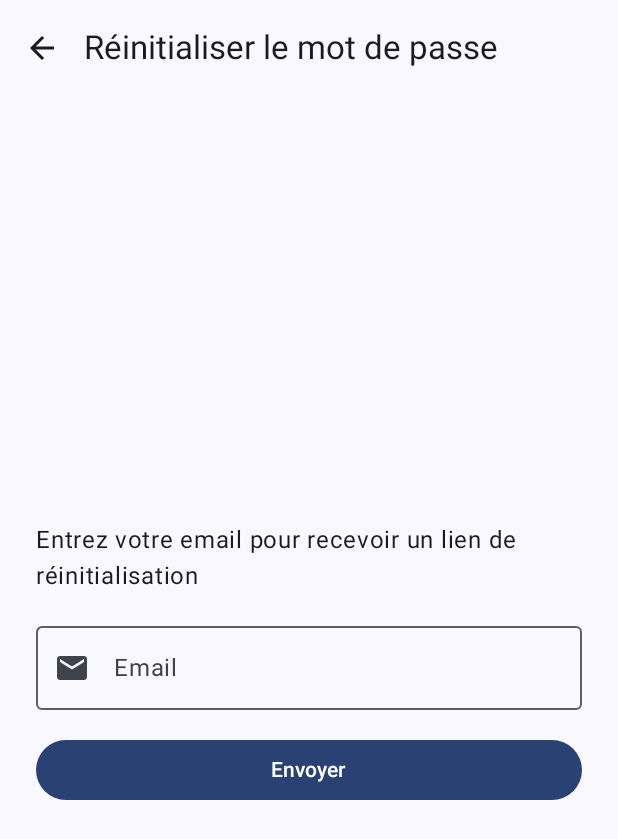
After one commit to ranya230/Binovation, an Android app built with Jetpack Compose: the ResetPasswordScreen screen opened through its navigation route, on a phone screen of 412 x 824 dp. The commit adds this screen. Shown: the top 839 px of the screen. Run offline under Robolectric (Android 15) with nearby library versions, the phone set to English and light mode, and no system bars; our stand-ins replace Firebase (no records; nobody signed in at launch, a user with empty details on screens opened directly).

Commit message:
Initial commit – Page Login avec connexion Firebase & mdp oublié

```diff
--- a/app/src/main/java/fr/isen/amara/isensmartcompanion/MainActivity.kt
+++ b/app/src/main/java/fr/isen/amara/isensmartcompanion/MainActivity.kt
@@ -10,6 +10,7 @@ import androidx.navigation.compose.composable
 import androidx.navigation.compose.rememberNavController
 import fr.isen.amara.isensmartcompanion.screens.LoginScreen
 import fr.isen.amara.isensmartcompanion.screens.RegisterScreen
+import fr.isen.amara.isensmartcompanion.screens.ResetPasswordScreen
 import fr.isen.amara.isensmartcompanion.ui.theme.ISENSmartCompanionTheme
 
 class MainActivity : ComponentActivity() {
@@ -27,8 +28,10 @@ class MainActivity : ComponentActivity() {
                         composable("register") {
                             RegisterScreen(navController)
                         }
+                        composable("reset_password") {
+                            ResetPasswordScreen(navController)
+                        }
                         composable("home") {
-                            // Page d'accueil (à créer selon ton app)
                             Surface {
                                 androidx.compose.material3.Text("Bienvenue ! (Home screen)")
                             }
--- a/app/src/main/java/fr/isen/amara/isensmartcompanion/screens/LoginScreen.kt
+++ b/app/src/main/java/fr/isen/amara/isensmartcompanion/screens/LoginScreen.kt
@@ -3,7 +3,6 @@ package fr.isen.amara.isensmartcompanion.screens
 import androidx.compose.foundation.Image
 import androidx.compose.foundation.layout.*
 import androidx.compose.material.icons.Icons
-import androidx.compose.material.icons.filled.ArrowBack
 import androidx.compose.material.icons.filled.Email
 import androidx.compose.material.icons.filled.Lock
 import androidx.compose.material3.*
@@ -71,7 +70,8 @@ fun LoginScreen(navController: NavController) {
 
             Spacer(modifier = Modifier.height(16.dp))
 
-            Button(onClick = {
+            Button(
+                onClick = {
                     coroutineScope.launch {
                         try {
                             FirebaseAuth.getInstance()
@@ -85,11 +85,17 @@ fun LoginScreen(navController: NavController) {
                             snackbarHostState.showSnackbar(" ${e.localizedMessage ?: "Erreur de connexion"}")
                         }
                     }
-            }, modifier = Modifier.fillMaxWidth()) {
+                },
+                modifier = Modifier.fillMaxWidth()
+            ) {
                 Text("Se connecter")
             }
 
             Spacer(modifier = Modifier.height(8.dp))
+
+            TextButton(onClick = { navController.navigate("reset_password") }) {
+                Text("Mot de passe oublié ?")
+            }
 
             TextButton(onClick = { navController.navigate("register") }) {
                 Text("Pas de compte ? Créer un compte")
--- /dev/null
+++ b/app/src/main/java/fr/isen/amara/isensmartcompanion/screens/ResetPasswordScreen.kt
@@ -0,0 +1,77 @@
+package fr.isen.amara.isensmartcompanion.screens
+
+import androidx.compose.foundation.layout.*
+import androidx.compose.material.icons.Icons
+import androidx.compose.material.icons.filled.ArrowBack
+import androidx.compose.material.icons.filled.Email
+import androidx.compose.material3.*
+import androidx.compose.runtime.*
+import androidx.compose.ui.Alignment
+import androidx.compose.ui.Modifier
+import androidx.compose.ui.unit.dp
+import androidx.navigation.NavController
+import com.google.firebase.auth.FirebaseAuth
+import kotlinx.coroutines.launch
+
+@OptIn(ExperimentalMaterial3Api::class)
+@Composable
+fun ResetPasswordScreen(navController: NavController) {
+    val email = remember { mutableStateOf("") }
+    val snackbarHostState = remember { SnackbarHostState() }
+    val coroutineScope = rememberCoroutineScope()
+
+    Scaffold(
+        topBar = {
+            TopAppBar(
+                title = { Text("Réinitialiser le mot de passe") },
+                navigationIcon = {
+                    IconButton(onClick = { navController.popBackStack() }) {
+                        Icon(Icons.Default.ArrowBack, contentDescription = "Retour")
+                    }
+                }
+            )
+        },
+        snackbarHost = { SnackbarHost(snackbarHostState) }
+    ) { padding ->
+        Column(
+            modifier = Modifier
+                .fillMaxSize()
+                .padding(padding)
+                .padding(24.dp),
+            verticalArrangement = Arrangement.Center,
+            horizontalAlignment = Alignment.CenterHorizontally
+        ) {
+            Text("Entrez votre email pour recevoir un lien de réinitialisation", style = MaterialTheme.typography.bodyLarge)
+
+            Spacer(modifier = Modifier.height(16.dp))
+
+            OutlinedTextField(
+                value = email.value,
+                onValueChange = { email.value = it },
+                label = { Text("Email") },
+                leadingIcon = { Icon(Icons.Default.Email, null) },
+                modifier = Modifier.fillMaxWidth()
+            )
+
+            Spacer(modifier = Modifier.height(16.dp))
+
+            Button(
+                onClick = {
+                    coroutineScope.launch {
+                        try {
+                            FirebaseAuth.getInstance()
+                                .sendPasswordResetEmail(email.value.trim())
+                            snackbarHostState.showSnackbar(" Email de réinitialisation envoyé")
+                            navController.popBackStack() // Retour à la page de login
+                        } catch (e: Exception) {
+                            snackbarHostState.showSnackbar(" Erreur : ${e.localizedMessage}")
+                        }
+                    }
+                },
+                modifier = Modifier.fillMaxWidth()
+            ) {
+                Text("Envoyer")
+            }
+        }
+    }
+}
```
Lines whose indentation alone changed are shown as unchanged.
